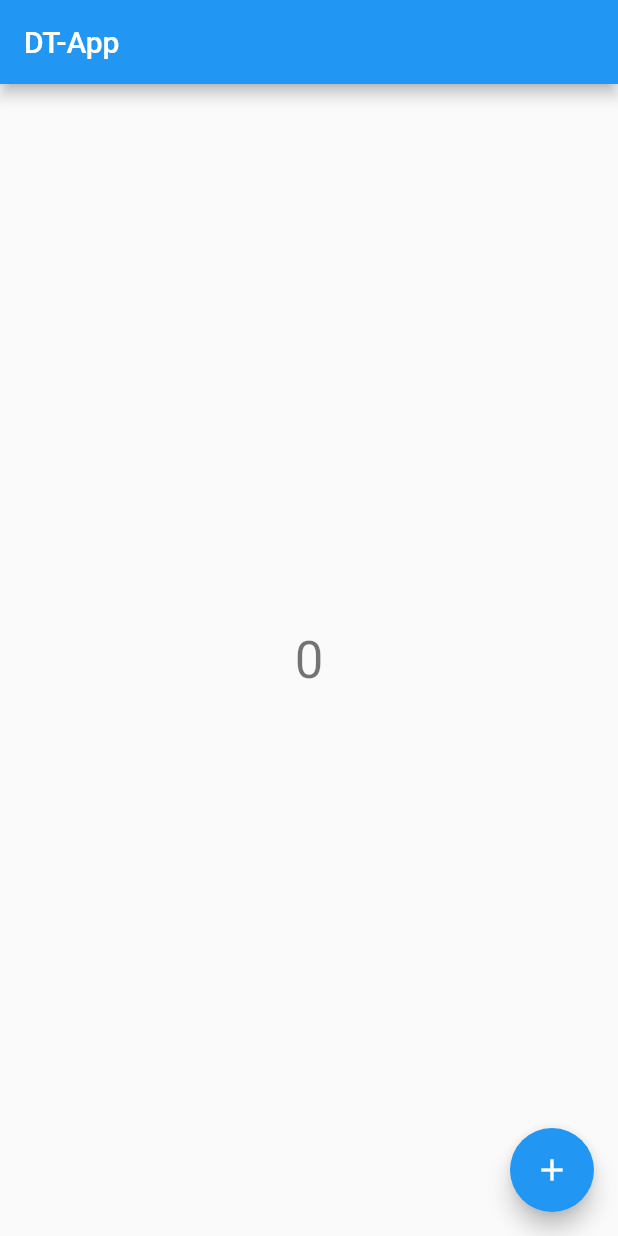
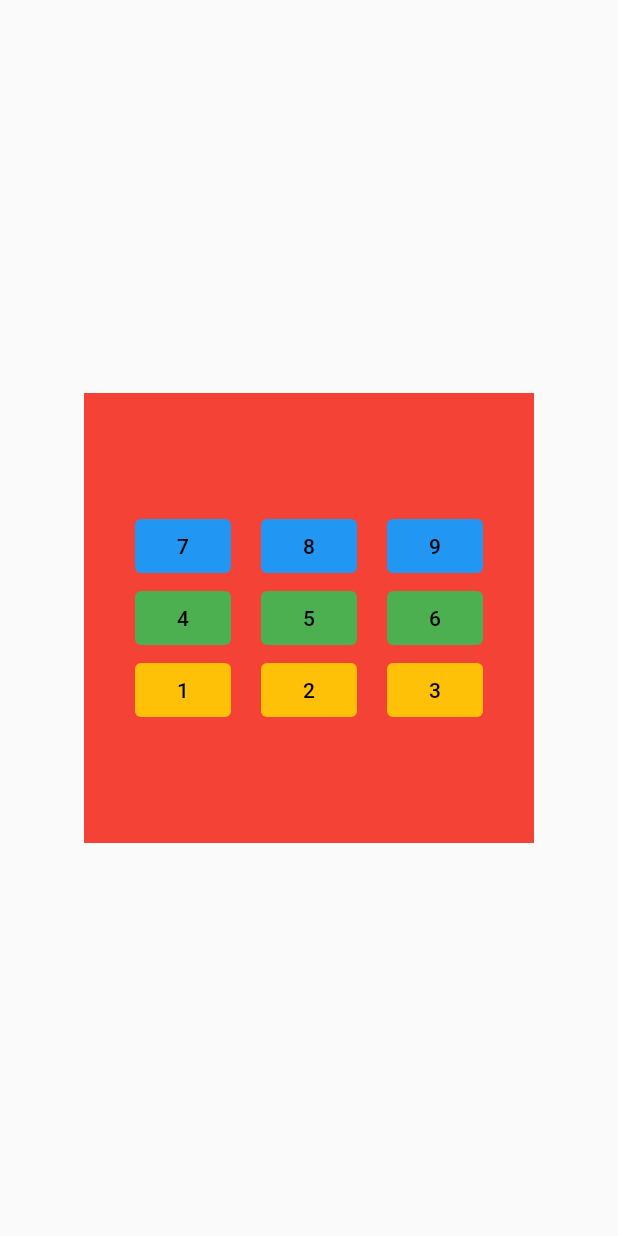
Before and after one commit to pho0m/thap, a Flutter app: the screen it shows after launch, on a phone screen of 412 x 824 dp. Run offline on Flutter 3.47's test engine with Material 2 defaults, Android fonts, the phone set to English and light mode, and no system bars.

Commit message:
add new example

```diff
--- a/lib/main.dart
+++ b/lib/main.dart
@@ -9,7 +9,6 @@ class MyApp extends StatelessWidget {
 
   @override
   Widget build(BuildContext context) {
-
     return MaterialApp(
       title: 'Dt-app Demo',
       theme: ThemeData(
@@ -30,37 +29,121 @@ class MyHomePage extends StatefulWidget {
 }
 
 class _MyHomePageState extends State<MyHomePage> {
-  int _counter = 0;
+  // int _counter = 0;
 
-  void _incrementCounter() {
+  void _printEvent(String text) {
     setState(() {
-      _counter++;
+      print(text);
     });
+  }
+
+  Widget builCalculate(String text1, String text2, String text3) {
+    return Padding(
+      padding: const EdgeInsets.all(10.0),
+      child: Column(
+          mainAxisAlignment: MainAxisAlignment.center,
+          children: <Widget>[
+            TextButton(
+              style: TextButton.styleFrom(
+                padding: const EdgeInsets.all(0.0),
+                backgroundColor: Colors.blue,
+              ),
+              onPressed: () {
+                _printEvent(text1);
+              },
+              child: Text(
+                text1,
+                style: TextStyle(color: Colors.black),
+              ),
+            ),
+            TextButton(
+              style: TextButton.styleFrom(
+                padding: const EdgeInsets.all(0.0),
+                backgroundColor: Colors.green
+              ),
+              onPressed: () {
+                _printEvent(text2);
+              },
+              child: Text(
+                text2,
+                style: TextStyle(color: Colors.black),
+              ),
+            ),
+            TextButton(
+              style: TextButton.styleFrom(
+                padding: const EdgeInsets.all(0.0),
+                backgroundColor: Colors.amber
+              ),
+              onPressed: () {
+                _printEvent(text3);
+              },
+              child: Text(
+                text3,
+                style: TextStyle(color: Colors.black),
+              ),
+            ),
+          ]),
+    );
   }
 
   @override
   Widget build(BuildContext context) {
-
     return Scaffold(
-      appBar: AppBar(
-        title: Text(widget.title),
-      ),
+      // appBar: AppBar(
+      //   title: Text(widget.title),
+      // ),
       body: Center(
-        child: Column(
-          mainAxisAlignment: MainAxisAlignment.center,
-          children: <Widget>[
-            Text(
-              '$_counter',
-              style: Theme.of(context).textTheme.headline4,
-            ),
-          ],
+        child: Container(
+          width: 300,
+          height: 300,
+          color: Colors.red,
+          child: Row(
+              mainAxisAlignment: MainAxisAlignment.center,
+              children: <Widget>[
+                builCalculate("7", "4", "1"),
+                builCalculate("8", "5", "2"),
+                builCalculate("9", "6", "3"),
+              ]),
         ),
       ),
-      floatingActionButton: FloatingActionButton(
-        onPressed: _incrementCounter,
-        tooltip: 'Increment',
-        child: const Icon(Icons.add),
-      ),
+      // floatingActionButton: FloatingActionButton(
+      //   onPressed: _incrementCounter,
+      //   tooltip: 'Increment',
+      //   child: const Icon(Icons.add),
+      // ),
     );
   }
 }
+
+
+
+/*
+
+                  Text(
+                    "4",
+                    style: TextStyle(color: Colors.red),
+                  ),
+                  Text(
+                    "5",
+                    style: TextStyle(color: Colors.red),
+                  ),
+                  Text(
+                    "6",
+                    style: TextStyle(color: Colors.red),
+                  ),
+
+
+
+                  Text(
+                    "7",
+                    style: TextStyle(color: Colors.red),
+                  ),
+                  Text(
+                    "8",
+                    style: TextStyle(color: Colors.red),
+                  ),
+                  Text(
+                    "9",
+                    style: TextStyle(color: Colors.red),
+                  ),
+*/
```
